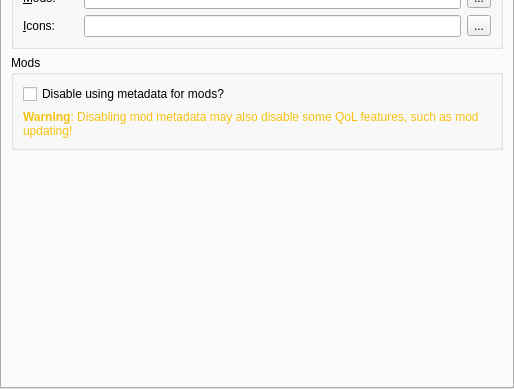
Old version of the form launcher/ui/pages/global/LauncherPage.ui in the repository PrismLauncher/PrismLauncher; both pictures show x 0 to 514 and y 240 to 629 of the 514 by 629 pixel window.
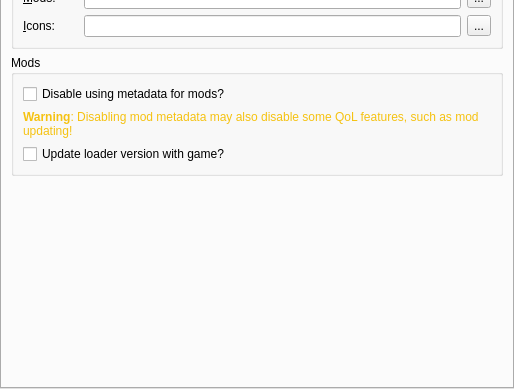
New version of the form.

Commit message: Toggle for loader sync - thx @HyperSoop

Patch:
```diff
--- a/launcher/ui/pages/global/LauncherPage.ui
+++ b/launcher/ui/pages/global/LauncherPage.ui
@@ -183,6 +183,16 @@
             </property>
            </widget>
           </item>
+          <item>
+           <widget class="QCheckBox" name="syncLoaderBtn">
+            <property name="toolTip">
+             <string>When the game version is updated, update the mod loader too.</string>
+            </property>
+            <property name="text">
+             <string>Update loader version with game?</string>
+            </property>
+           </widget>
+          </item>
          </layout>
         </widget>
        </item>
```
The commit also changes 3 other files.
